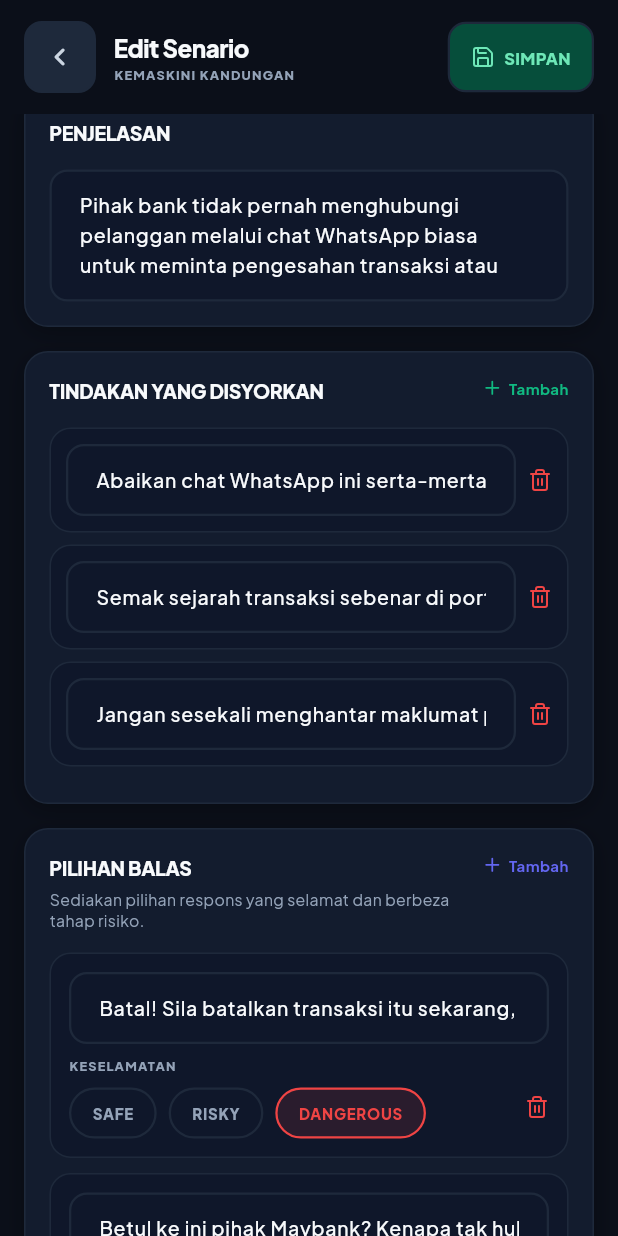
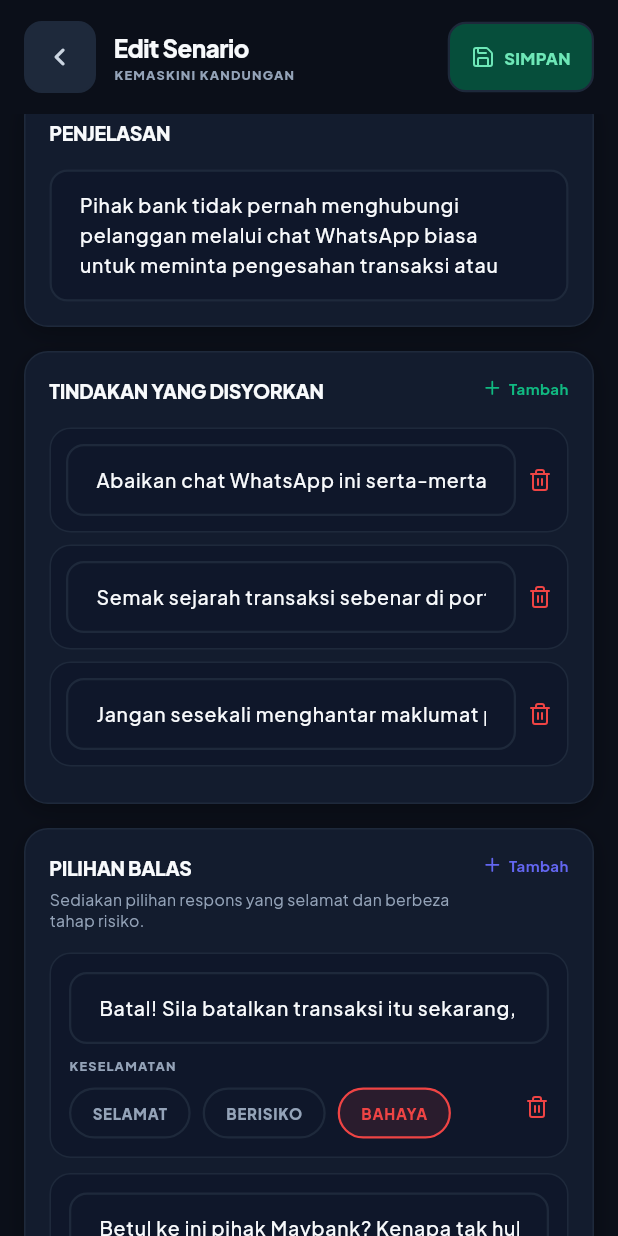
Before and after one commit to D20231106421/safestep, a Flutter app: the ScenarioEditorView screen opened directly with sample values from the repository, scrolled down 1152 dp, on a phone screen of 412 x 824 dp. Run offline on Flutter 3.47's test engine with Material 3 defaults, Android fonts, the phone set to English and light mode, and no system bars; our stand-ins replace flutter_animate, flutter_local_notifications, google_fonts, google_generative_ai, lucide_icons, shared_preferences; accounts and stored records are empty.

Commit message:
Badge Keselamatan melayu fix

```diff
--- a/lib/models/scenario.dart
+++ b/lib/models/scenario.dart
@@ -1,6 +1,6 @@
 class ReplyOption {
   final String text;
-  final String safety; // 'safe' | 'risky' | 'dangerous'
+  final String safety; // 'safe' | 'berisiko' | 'bahaya'
 
   ReplyOption({
     required this.text,
@@ -187,9 +187,9 @@ final List<Scenario> curatedScenarios = [
       "Jangan sesekali menghantar maklumat peribadi menerusi WhatsApp"
     ],
     replyOptions: [
-      ReplyOption(text: "Batal! Sila batalkan transaksi itu sekarang, saya tidak meluluskannya.", safety: "dangerous"),
-      ReplyOption(text: "Betul ke ini pihak Maybank? Kenapa tak hubungi telefon?", safety: "risky"),
-      ReplyOption(text: "Saya letak telefon, abaikan chat ini, dan periksa terus di Maybank2u.", safety: "safe")
+      ReplyOption(text: "Batal! Sila batalkan transaksi itu sekarang, saya tidak meluluskannya.", safety: "bahaya"),
+      ReplyOption(text: "Betul ke ini pihak Maybank? Kenapa tak hubungi telefon?", safety: "berisiko"),
+      ReplyOption(text: "Saya letak telefon, abaikan chat ini, dan periksa terus di Maybank2u.", safety: "selamat")
     ],
   ),
   Scenario(
@@ -211,9 +211,9 @@ final List<Scenario> curatedScenarios = [
       "Padamkan SMS tersebut demi keselamatan diri"
     ],
     replyOptions: [
-      ReplyOption(text: "Saya klik pautan untuk mengaktifkan semula akaun saya secepat mungkin.", safety: "dangerous"),
-      ReplyOption(text: "Saya balas SMS bertanya kenapa akaun saya dinyahaktifkan.", safety: "risky"),
-      ReplyOption(text: "Saya abaikan SMS ini and terus ke cawangan bank atau portal rasmi CIMB.", safety: "safe")
+      ReplyOption(text: "Saya klik pautan untuk mengaktifkan semula akaun saya secepat mungkin.", safety: "bahaya"),
+      ReplyOption(text: "Saya balas SMS bertanya kenapa akaun saya dinyahaktifkan.", safety: "berisiko"),
+      ReplyOption(text: "Saya abaikan SMS ini and terus ke cawangan bank atau portal rasmi CIMB.", safety: "selamat")
     ],
   ),
   Scenario(
@@ -235,9 +235,9 @@ final List<Scenario> curatedScenarios = [
       "Laporkan e-mel tersebut kepada khidmat pelanggan Bank Islam"
     ],
     replyOptions: [
-      ReplyOption(text: "Tekan pautan untuk membatalkan pertukaran nombor TAC tersebut dengan cemas.", safety: "dangerous"),
-      ReplyOption(text: "Balas e-mel untuk menafikan sebarang pertukaran nombor telefon.", safety: "risky"),
-      ReplyOption(text: "Padam e-mel ini dan log masuk ke portal perbankan rasmi secara asing.", safety: "safe")
+      ReplyOption(text: "Tekan pautan untuk membatalkan pertukaran nombor TAC tersebut dengan cemas.", safety: "bahaya"),
+      ReplyOption(text: "Balas e-mel untuk menafikan sebarang pertukaran nombor telefon.", safety: "berisiko"),
+      ReplyOption(text: "Padam e-mel ini dan log masuk ke portal perbankan rasmi secara asing.", safety: "selamat")
     ],
   ),
   Scenario(
@@ -259,9 +259,9 @@ final List<Scenario> curatedScenarios = [
       "Jangan kongsi nombor kad atau kod OTP/TAC kepada pemanggil"
     ],
     replyOptions: [
-      ReplyOption(text: "Sebutkan butiran kad kredit kepada pegawai untuk keselamatan akaun.", safety: "dangerous"),
-      ReplyOption(text: "Tanya pegawai tersebut di kedai mana kad tersebut digunakan.", safety: "risky"),
-      ReplyOption(text: "Letakkan panggilan telefon dan hubungi talian rasmi di belakang kad saya.", safety: "safe")
+      ReplyOption(text: "Sebutkan butiran kad kredit kepada pegawai untuk keselamatan akaun.", safety: "bahaya"),
+      ReplyOption(text: "Tanya pegawai tersebut di kedai mana kad tersebut digunakan.", safety: "berisiko"),
+      ReplyOption(text: "Letakkan panggilan telefon dan hubungi talian rasmi di belakang kad saya.", safety: "selamat")
     ],
   ),
   Scenario(
@@ -283,9 +283,9 @@ final List<Scenario> curatedScenarios = [
       "Laporkan nombor WhatsApp tersebut kepada pihak berkuasa"
     ],
     replyOptions: [
-      ReplyOption(text: "Pasang fail APK tersebut supaya nama saya dibersihkan daripada kes jenayah.", safety: "dangerous"),
-      ReplyOption(text: "Tanya Inspektor tersebut jika saya boleh hadir sendiri ke balai polis.", safety: "risky"),
-      ReplyOption(text: "Abaikan mesej, sekat nombor, and tidak sesekali memuat turun fail apk tersebut.", safety: "safe")
+      ReplyOption(text: "Pasang fail APK tersebut supaya nama saya dibersihkan daripada kes jenayah.", safety: "bahaya"),
+      ReplyOption(text: "Tanya Inspektor tersebut jika saya boleh hadir sendiri ke balai polis.", safety: "berisiko"),
+      ReplyOption(text: "Abaikan mesej, sekat nombor, and tidak sesekali memuat turun fail apk tersebut.", safety: "selamat")
     ],
   ),
   Scenario(
@@ -307,9 +307,9 @@ final List<Scenario> curatedScenarios = [
       "Jangan terpedaya dengan ugutan sita harta atau denda dalam masa 24 jam"
     ],
     replyOptions: [
-      ReplyOption(text: "Buka pautan tersebut dan terus buat pembayaran cukai untuk elak waran sivil.", safety: "dangerous"),
-      ReplyOption(text: "Balas SMS ini untuk merayu denda atau denda pengampunan.", safety: "risky"),
-      ReplyOption(text: "Padam SMS dan buat semakan tunggakan secara terus di portal rasmi MyTax.", safety: "safe")
+      ReplyOption(text: "Buka pautan tersebut dan terus buat pembayaran cukai untuk elak waran sivil.", safety: "bahaya"),
+      ReplyOption(text: "Balas SMS ini untuk merayu denda atau denda pengampunan.", safety: "berisiko"),
+      ReplyOption(text: "Padam SMS dan buat semakan tunggakan secara terus di portal rasmi MyTax.", safety: "selamat")
     ],
   ),
   Scenario(
@@ -331,9 +331,9 @@ final List<Scenario> curatedScenarios = [
       "Gunakan portal e-Filing rasmi kerajaan Malaysia (efiling.kehakiman.gov.my) untuk semakan"
     ],
     replyOptions: [
-      ReplyOption(text: "Klik pautan tersebut untuk mengisi maklumat bank bagi menafikan tuntutan.", safety: "dangerous"),
-      ReplyOption(text: "Balas e-mel untuk menerangkan bahawa ini adalah kesilapan identiti.", safety: "risky"),
-      ReplyOption(text: "Padam e-mel ini dan tidak membalas sebarang maklumat peribadi.", safety: "safe")
+      ReplyOption(text: "Klik pautan tersebut untuk mengisi maklumat bank bagi menafikan tuntutan.", safety: "bahaya"),
+      ReplyOption(text: "Balas e-mel untuk menerangkan bahawa ini adalah kesilapan identiti.", safety: "berisiko"),
+      ReplyOption(text: "Padam e-mel ini dan tidak membalas sebarang maklumat peribadi.", safety: "selamat")
     ],
   ),
   Scenario(
@@ -355,9 +355,9 @@ final List<Scenario> curatedScenarios = [
       "Hubungi talian NSRC 997 untuk melaporkan cubaan Macau Scam ini"
     ],
     replyOptions: [
-      ReplyOption(text: "Saya pindahkan semua wang simpanan saya ke akaun transit tersebut sekarang.", safety: "dangerous"),
-      ReplyOption(text: "Saya minta pegawai tersebut memberikan nombor rujukan kes dan nama ketuanya.", safety: "risky"),
-      ReplyOption(text: "Saya letakkan telefon sekarang juga dan laporkan kes ini ke talian NSRC 997.", safety: "safe")
+      ReplyOption(text: "Saya pindahkan semua wang simpanan saya ke akaun transit tersebut sekarang.", safety: "bahaya"),
+      ReplyOption(text: "Saya minta pegawai tersebut memberikan nombor rujukan kes dan nama ketuanya.", safety: "berisiko"),
+      ReplyOption(text: "Saya letakkan telefon sekarang juga dan laporkan kes ini ke talian NSRC 997.", safety: "selamat")
     ],
   ),
   Scenario(
@@ -379,9 +379,9 @@ final List<Scenario> curatedScenarios = [
       "Jangan sesekali berkongsi butiran kad bank kepada orang asing"
     ],
     replyOptions: [
-      ReplyOption(text: "Hantar butiran kad bank dan gambar kad pengenalan demi menuntut hadiah wang tersebut.", safety: "dangerous"),
-      ReplyOption(text: "Adakah ini betul? Saya mahu bercakap dengan pengurus Petronas terlebih dahulu.", safety: "risky"),
-      ReplyOption(text: "Saya tahu ini scam. Abaikan mesej ini dan sekat nombor pengirim serta-merta.", safety: "safe")
+      ReplyOption(text: "Hantar butiran kad bank dan gambar kad pengenalan demi menuntut hadiah wang tersebut.", safety: "bahaya"),
+      ReplyOption(text: "Adakah ini betul? Saya mahu bercakap dengan pengurus Petronas terlebih dahulu.", safety: "berisiko"),
+      ReplyOption(text: "Saya tahu ini scam. Abaikan mesej ini dan sekat nombor pengirim serta-merta.", safety: "selamat")
     ],
   ),
   Scenario(
@@ -403,9 +403,9 @@ final List<Scenario> curatedScenarios = [
       "Laporkan nombor pengirim tersebut kepada SKMM"
     ],
     replyOptions: [
-      ReplyOption(text: "Klik pautan ganjil tersebut untuk mengisi maklumat perbankan.", safety: "dangerous"),
-      ReplyOption(text: "Tanya kawan-kawan sama ada mereka mendapat SMS yang serupa.", safety: "risky"),
-      ReplyOption(text: "Abaikan SMS ini dan padamkannya serta-merta.", safety: "safe")
+      ReplyOption(text: "Klik pautan ganjil tersebut untuk mengisi maklumat perbankan.", safety: "bahaya"),
+      ReplyOption(text: "Tanya kawan-kawan sama ada mereka mendapat SMS yang serupa.", safety: "berisiko"),
+      ReplyOption(text: "Abaikan SMS ini dan padamkannya serta-merta.", safety: "selamat")
     ],
   ),
   Scenario(
@@ -427,9 +427,9 @@ final List<Scenario> curatedScenarios = [
       "Abaikan segala ancaman kehilangan hadiah jika tidak membuat bayaran dalam tempoh singkat"
     ],
     replyOptions: [
-      ReplyOption(text: "Buat pemindahan RM250 ke akaun ejen tersebut demi mendapatkan hadiah lumayan.", safety: "dangerous"),
-      ReplyOption(text: "Balas e-mel untuk meminta mereka memotong yuran RM250 dari jumlah hadiah utama.", safety: "risky"),
-      ReplyOption(text: "Abaikan dan padam e-mel ini kerana ia merupakan penipuan loteri.", safety: "safe")
+      ReplyOption(text: "Buat pemindahan RM250 ke akaun ejen tersebut demi mendapatkan hadiah lumayan.", safety: "bahaya"),
+      ReplyOption(text: "Balas e-mel untuk meminta mereka memotong yuran RM250 dari jumlah hadiah utama.", safety: "berisiko"),
+      ReplyOption(text: "Abaikan dan padam e-mel ini kerana ia merupakan penipuan loteri.", safety: "selamat")
     ],
   ),
   Scenario(
@@ -451,9 +451,9 @@ final List<Scenario> curatedScenarios = [
       "Letakkan panggilan telefon dan hubungi talian khidmat pelanggan Astro rasmi jika musykil"
     ],
     replyOptions: [
-      ReplyOption(text: "Sebutkan 6-digit kod TAC yang diterima di SMS kepada pegawai tersebut.", safety: "dangerous"),
-      ReplyOption(text: "Tanya kenapa mereka memerlukan kod TAC jika mereka mahu memberi wang.", safety: "risky"),
-      ReplyOption(text: "Jangan berikan kod TAC, letakkan telefon, dan terus sekat nombor tersebut.", safety: "safe")
+      ReplyOption(text: "Sebutkan 6-digit kod TAC yang diterima di SMS kepada pegawai tersebut.", safety: "bahaya"),
+      ReplyOption(text: "Tanya kenapa mereka memerlukan kod TAC jika mereka mahu memberi wang.", safety: "berisiko"),
+      ReplyOption(text: "Jangan berikan kod TAC, letakkan telefon, dan terus sekat nombor tersebut.", safety: "selamat")
     ],
   ),
   Scenario(
@@ -475,9 +475,9 @@ final List<Scenario> curatedScenarios = [
       "Amaran kepada rakan anda bahawa akaun WhatsApp beliau berkemungkinan besar telah digodam"
     ],
     replyOptions: [
-      ReplyOption(text: "Tekan pautan video viral itu dengan rasa ingin tahu dan masukkan maklumat log masuk jika diminta.", safety: "dangerous"),
-      ReplyOption(text: "Balas mesej bertanya video apa tu dan adakah ia benar-benar saya.", safety: "risky"),
-      ReplyOption(text: "Saya abaikan pautan itu dan hubungi rakan tersebut secara terus menerusi panggilan suara biasa.", safety: "safe")
+      ReplyOption(text: "Tekan pautan video viral itu dengan rasa ingin tahu dan masukkan maklumat log masuk jika diminta.", safety: "bahaya"),
+      ReplyOption(text: "Balas mesej bertanya video apa tu dan adakah ia benar-benar saya.", safety: "berisiko"),
+      ReplyOption(text: "Saya abaikan pautan itu dan hubungi rakan tersebut secara terus menerusi panggilan suara biasa.", safety: "selamat")
     ],
   ),
   Scenario(
@@ -499,9 +499,9 @@ final List<Scenario> curatedScenarios = [
       "Jangan sekali-kali memasukkan butiran kad perbankan menerusi pautan tidak rasmi"
     ],
     replyOptions: [
-      ReplyOption(text: "Buka pautan tersebut, kemaskini alamat, and bayar caj RM1.50 guna kad perbankan saya.", safety: "dangerous"),
-      ReplyOption(text: "Adakah bungkusan ini betul? Saya balas SMS untuk minta alamat pejabat pos mereka.", safety: "risky"),
-      ReplyOption(text: "Abaikan SMS tersebut dan periksa terus no tracking di laman rasmi Pos Malaysia.", safety: "safe")
+      ReplyOption(text: "Buka pautan tersebut, kemaskini alamat, and bayar caj RM1.50 guna kad perbankan saya.", safety: "bahaya"),
+      ReplyOption(text: "Adakah bungkusan ini betul? Saya balas SMS untuk minta alamat pejabat pos mereka.", safety: "berisiko"),
+      ReplyOption(text: "Abaikan SMS tersebut dan periksa terus no tracking di laman rasmi Pos Malaysia.", safety: "selamat")
     ],
   ),
   Scenario(
@@ -523,9 +523,9 @@ final List<Scenario> curatedScenarios = [
       "Jangan klik pautan di dalam e-mel pengebilan yang mencurigakan"
     ],
     replyOptions: [
-      ReplyOption(text: "Klik pautan tersebut and segera masukkan butiran kad bank baharu saya.", safety: "dangerous"),
-      ReplyOption(text: "Balas e-mel untuk menanyakan mengapa caj bulanan saya gagal diselesaikan.", safety: "risky"),
-      ReplyOption(text: "Saya abaikan e-mel palsu ini and periksa pengebilan saya terus di aplikasi Netflix.", safety: "safe")
+      ReplyOption(text: "Klik pautan tersebut and segera masukkan butiran kad bank baharu saya.", safety: "bahaya"),
+      ReplyOption(text: "Balas e-mel untuk menanyakan mengapa caj bulanan saya gagal diselesaikan.", safety: "berisiko"),
+      ReplyOption(text: "Saya abaikan e-mel palsu ini and periksa pengebilan saya terus di aplikasi Netflix.", safety: "selamat")
     ],
   ),
   Scenario(
@@ -547,9 +547,9 @@ final List<Scenario> curatedScenarios = [
       "Letakkan panggilan telefon dan rujuk nombor tracking barang anda secara berasingan"
     ],
     replyOptions: [
-      ReplyOption(text: "Tekan pautan SMS tersebut dan pasang aplikasi tersebut seperti yang diarahkan.", safety: "dangerous"),
-      ReplyOption(text: "Tanya pemanggil jenis barang yang dihantar dan nama pengirimnya.", safety: "risky"),
-      ReplyOption(text: "Letakkan panggilan telefon, abaikan SMS tersebut, and periksa terus di laman web rasmi J&T.", safety: "safe")
+      ReplyOption(text: "Tekan pautan SMS tersebut dan pasang aplikasi tersebut seperti yang diarahkan.", safety: "bahaya"),
+      ReplyOption(text: "Tanya pemanggil jenis barang yang dihantar dan nama pengirimnya.", safety: "berisiko"),
+      ReplyOption(text: "Letakkan panggilan telefon, abaikan SMS tersebut, and periksa terus di laman web rasmi J&T.", safety: "selamat")
     ],
   ),
   Scenario(
@@ -571,9 +571,9 @@ final List<Scenario> curatedScenarios = [
       "Jangan sesekali memindahkan wang ke akaun individu asing"
     ],
     replyOptions: [
-      ReplyOption(text: "Mak hantar sekarang, tolong jangan masuk lokap!", safety: "dangerous"),
-      ReplyOption(text: "Adik kat balai mana? Mak hantar peguam ke sana.", safety: "risky"),
-      ReplyOption(text: "Saya letak telefon dan hubungi nombor asal adik untuk pengesahan.", safety: "safe")
+      ReplyOption(text: "Mak hantar sekarang, tolong jangan masuk lokap!", safety: "bahaya"),
+      ReplyOption(text: "Adik kat balai mana? Mak hantar peguam ke sana.", safety: "berisiko"),
+      ReplyOption(text: "Saya letak telefon dan hubungi nombor asal adik untuk pengesahan.", safety: "selamat")
     ],
   ),
   Scenario(
@@ -595,9 +595,9 @@ final List<Scenario> curatedScenarios = [
       "Hubungi ahli keluarga yang lain untuk memeriksa status mangsa kecemasan"
     ],
     replyOptions: [
-      ReplyOption(text: "Terus pindahkan RM150 ke akaun Maybank pemandu teksi tersebut tanpa usul periksa.", safety: "dangerous"),
-      ReplyOption(text: "Hantar mesej balasan bertanya adakah dia cedera atau sudah melaporkan kepada polis.", safety: "risky"),
-      ReplyOption(text: "Abaikan SMS tersebut, dan segera hubungi nombor asal anak saya untuk pengesahan.", safety: "safe")
+      ReplyOption(text: "Terus pindahkan RM150 ke akaun Maybank pemandu teksi tersebut tanpa usul periksa.", safety: "bahaya"),
+      ReplyOption(text: "Hantar mesej balasan bertanya adakah dia cedera atau sudah melaporkan kepada polis.", safety: "berisiko"),
+      ReplyOption(text: "Abaikan SMS tersebut, dan segera hubungi nombor asal anak saya untuk pengesahan.", safety: "selamat")
     ],
   ),
   Scenario(
@@ -619,9 +619,9 @@ final List<Scenario> curatedScenarios = [
       "Hubungi abang sepupu anda di platform media sosial rasmi beliau untuk pengesahan"
     ],
     replyOptions: [
-      ReplyOption(text: "Segera lakukan pindahan RM2,000 kerana bimbangkan keselamatan ahli keluarga di luar negara.", safety: "dangerous"),
-      ReplyOption(text: "Balas e-mel untuk menyatakan saya mahu menderma sedikit wang sahaja.", safety: "risky"),
-      ReplyOption(text: "Saya abaikan e-mel ini, dan terus membuat panggilan telefon ke nombor asal abang sepupu saya.", safety: "safe")
+      ReplyOption(text: "Segera lakukan pindahan RM2,000 kerana bimbangkan keselamatan ahli keluarga di luar negara.", safety: "bahaya"),
+      ReplyOption(text: "Balas e-mel untuk menyatakan saya mahu menderma sedikit wang sahaja.", safety: "berisiko"),
+      ReplyOption(text: "Saya abaikan e-mel ini, dan terus membuat panggilan telefon ke nombor asal abang sepupu saya.", safety: "selamat")
     ],
   ),
   Scenario(
@@ -643,9 +643,9 @@ final List<Scenario> curatedScenarios = [
       "Jangan sesekali memindahkan wang tebusan sivil secara panggilan telefon"
     ],
     replyOptions: [
-      ReplyOption(text: "Pergi ke ATM sekarang juga and pindahkan wang ikat jamin RM3,000 itu.", safety: "dangerous"),
-      ReplyOption(text: "Cuba tanya cucu tersebut nama penuh and di balai polis mana dia berada.", safety: "risky"),
-      ReplyOption(text: "Letakkan panggilan telefon dengan tenang and segera telefon ibu bapanya untuk semakan.", safety: "safe")
+      ReplyOption(text: "Pergi ke ATM sekarang juga and pindahkan wang ikat jamin RM3,000 itu.", safety: "bahaya"),
+      ReplyOption(text: "Cuba tanya cucu tersebut nama penuh and di balai polis mana dia berada.", safety: "berisiko"),
+      ReplyOption(text: "Letakkan panggilan telefon dengan tenang and segera telefon ibu bapanya untuk semakan.", safety: "selamat")
     ],
   ),
   Scenario(
@@ -667,9 +667,9 @@ final List<Scenario> curatedScenarios = [
       "Sekat nombor WhatsApp pengirim tersebut serta-merta"
     ],
     replyOptions: [
-      ReplyOption(text: "Tekan pautan Telegram tersebut dan sedia mendepositkan wang untuk tugasan komisen tinggi.", safety: "dangerous"),
-      ReplyOption(text: "Tanya adakah kerja ini sah dan jika saya boleh buat kerja tanpa membayar sebarang yuran.", safety: "risky"),
-      ReplyOption(text: "Abaikan tawaran ini dan sekat nombor pengirim tersebut demi keselamatan kewangan saya.", safety: "safe")
+      ReplyOption(text: "Tekan pautan Telegram tersebut dan sedia mendepositkan wang untuk tugasan komisen tinggi.", safety: "bahaya"),
+      ReplyOption(text: "Tanya adakah kerja ini sah dan jika saya boleh buat kerja tanpa membayar sebarang yuran.", safety: "berisiko"),
+      ReplyOption(text: "Abaikan tawaran ini dan sekat nombor pengirim tersebut demi keselamatan kewangan saya.", safety: "selamat")
     ],
   ),
   Scenario(
@@ -691,9 +691,9 @@ final List<Scenario> curatedScenarios = [
       "Rujuk institusi perbankan berlesen yang sah jika memerlukan bantuan pembiayaan kewangan"
     ],
     replyOptions: [
-      ReplyOption(text: "Mohon pinjaman melalui pautan tersebut dan bayar yuran pendahuluan yang diminta.", safety: "dangerous"),
-      ReplyOption(text: "Balas SMS ini untuk bertanyakan sama ada saya boleh meminjam RM10,000 dahulu.", safety: "risky"),
-      ReplyOption(text: "Abaikan iklan ini dan padam SMS ini bagi mengelakkan diri daripada terpedaya.", safety: "safe")
+      ReplyOption(text: "Mohon pinjaman melalui pautan tersebut dan bayar yuran pendahuluan yang diminta.", safety: "bahaya"),
+      ReplyOption(text: "Balas SMS ini untuk bertanyakan sama ada saya boleh meminjam RM10,000 dahulu.", safety: "berisiko"),
+      ReplyOption(text: "Abaikan iklan ini dan padam SMS ini bagi mengelakkan diri daripada terpedaya.", safety: "selamat")
     ],
   ),
   Scenario(
@@ -715,9 +715,9 @@ final List<Scenario> curatedScenarios = [
       "Jangan terpedaya dengan istilah 'Patuh Syariah' or 'Dijamin Selamat' yang digunakan sebarangan"
     ],
     replyOptions: [
-      ReplyOption(text: "Daftar akaun di pautan tersebut dan labur RM300 untuk mencuba nasib.", safety: "dangerous"),
-      ReplyOption(text: "Balas e-mel untuk bertanyakan sijil kelulusan daripada Bank Negara Malaysia.", safety: "risky"),
-      ReplyOption(text: "Abaikan e-mel palsu ini dan padamkannya terus.", safety: "safe")
+      ReplyOption(text: "Daftar akaun di pautan tersebut dan labur RM300 untuk mencuba nasib.", safety: "bahaya"),
+      ReplyOption(text: "Balas e-mel untuk bertanyakan sijil kelulusan daripada Bank Negara Malaysia.", safety: "berisiko"),
+      ReplyOption(text: "Abaikan e-mel palsu ini dan padamkannya terus.", safety: "selamat")
     ],
   ),
   Scenario(
@@ -739,9 +739,9 @@ final List<Scenario> curatedScenarios = [
       "Letakkan panggilan telefon serta-merta apabila diarahkan membuat pembayaran pendahuluan"
     ],
     replyOptions: [
-      ReplyOption(text: "Bayar yuran pelepasan RM200 tersebut ke akaun ejen agar bayaran barangan saya dilepaskan.", safety: "dangerous"),
-      ReplyOption(text: "Minta pembeli tersebut menanggung sendiri yuran pelepasan akaun dan menolaknya dari harga barang.", safety: "risky"),
-      ReplyOption(text: "Letakkan panggilan telefon, abaikan tawaran pembeli tersebut, and sekat nombornya.", safety: "safe")
+      ReplyOption(text: "Bayar yuran pelepasan RM200 tersebut ke akaun ejen agar bayaran barangan saya dilepaskan.", safety: "bahaya"),
+      ReplyOption(text: "Minta pembeli tersebut menanggung sendiri yuran pelepasan akaun dan menolaknya dari harga barang.", safety: "berisiko"),
+      ReplyOption(text: "Letakkan panggilan telefon, abaikan tawaran pembeli tersebut, and sekat nombornya.", safety: "selamat")
     ],
   ),
 ];
--- a/lib/services/api_service.dart
+++ b/lib/services/api_service.dart
@@ -104,11 +104,11 @@ Tentukan jika jawapan itu selamat atau mengundang bahaya. Secara umum, membalas
 
     final matchedOpt = scenario.replyOptions.firstWhere(
       (o) => o.text == reply,
-      orElse: () => ReplyOption(text: reply, safety: isActionSafe ? 'safe' : 'risky'),
+      orElse: () => ReplyOption(text: reply, safety: isActionSafe ? 'selamat' : 'bahaya'),
     );
 
     final String safetyLevel = matchedOpt.safety;
-    final bool isCorrect = safetyLevel == 'safe';
+    final bool isCorrect = safetyLevel == 'selamat';
 
     String feedback = '';
     String why = '';
@@ -116,7 +116,7 @@ Tentukan jika jawapan itu selamat atau mengundang bahaya. Secara umum, membalas
     if (isCorrect) {
       feedback = 'Tindakan Cemerlang!';
       why = 'Anda menolak taktik tipu muslihat scammer dengan tegas dan mengekalkan privasi anda secara selamat.';
-    } else if (safetyLevel == 'risky') {
+    } else if (safetyLevel == 'bahaya') {
       feedback = 'Berisiko tinggi!';
       why = 'Menjawab atau bertanya lanjut menunjukkan nombor anda aktif, membolehkan scammer melancarkan taktik emosi lanjutan.';
     } else {
--- a/lib/views/scenario_editor_view.dart
+++ b/lib/views/scenario_editor_view.dart
@@ -565,25 +565,25 @@ class _ScenarioEditorViewState extends State<ScenarioEditorView> {
                                             title: 'KESELAMATAN',
                                             children: [
                                               _buildSafetyChip(
-                                                label: 'SAFE',
-                                                value: 'safe',
+                                                label: 'SELAMAT',
+                                                value: 'selamat',
                                                 groupValue: entry.safety,
                                                 activeColor: AppColors.emerald,
-                                                onTap: () => setState(() => entry.safety = 'safe'),
+                                                onTap: () => setState(() => entry.safety = 'selamat'),
                                               ),
                                               _buildSafetyChip(
-                                                label: 'RISKY',
-                                                value: 'risky',
+                                                label: 'BERISIKO',
+                                                value: 'berisiko',
                                                 groupValue: entry.safety,
                                                 activeColor: AppColors.amber,
-                                                onTap: () => setState(() => entry.safety = 'risky'),
+                                                onTap: () => setState(() => entry.safety = 'berisiko'),
                                               ),
                                               _buildSafetyChip(
-                                                label: 'DANGEROUS',
-                                                value: 'dangerous',
+                                                label: 'BAHAYA',
+                                                value: 'bahaya',
                                                 groupValue: entry.safety,
                                                 activeColor: AppColors.rose,
-                                                onTap: () => setState(() => entry.safety = 'dangerous'),
+                                                onTap: () => setState(() => entry.safety = 'bahaya'),
                                               ),
                                             ],
                                           ),
```
